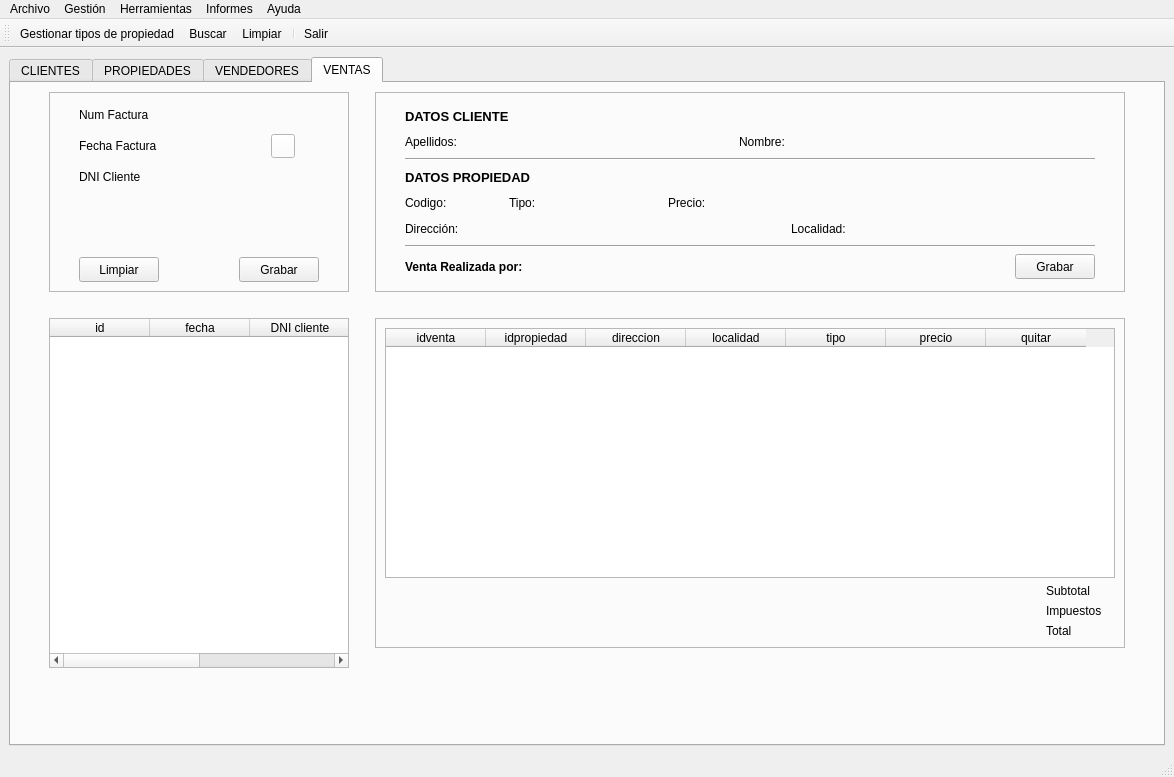
Qt form templates/venPrincipal.ui (BuaTeijeiro/ProyectoDI) before a commit.
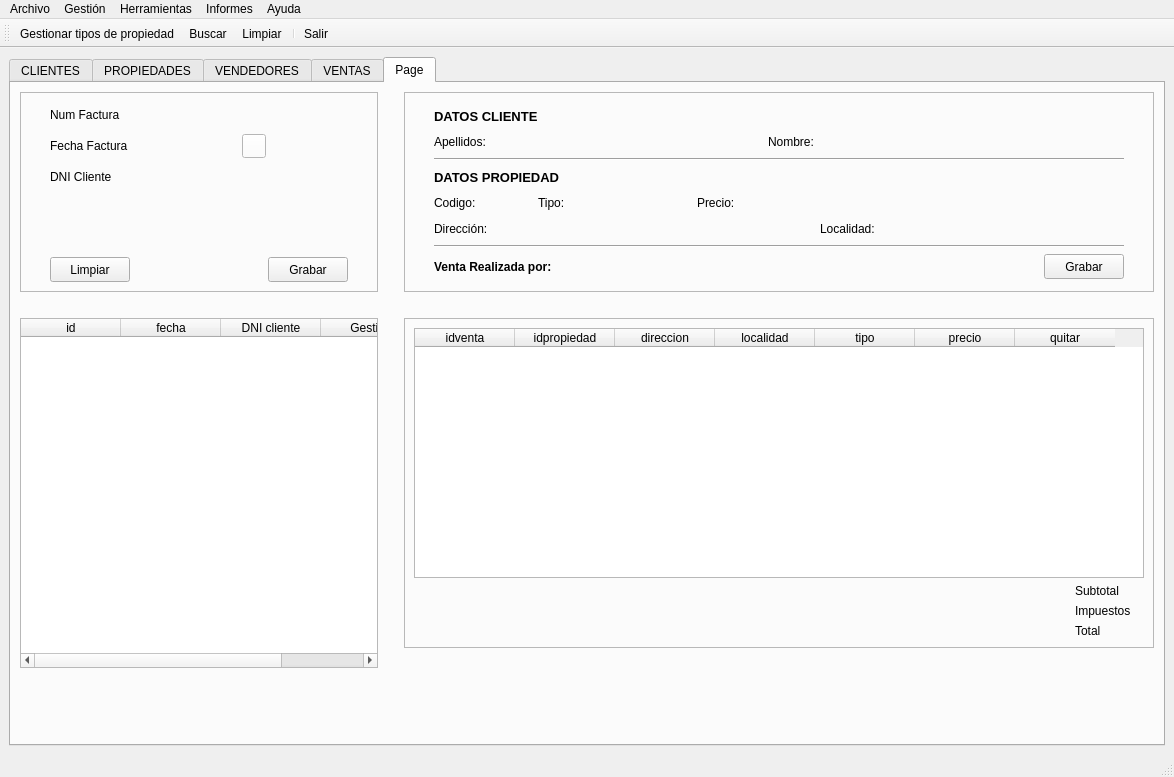
The same form after that commit. Icons and pictures are not drawn.

Commit message: empezar alquileres

The edit to the form file:
```diff
--- a/templates/venPrincipal.ui
+++ b/templates/venPrincipal.ui
@@ -49,7 +49,7 @@
        <enum>Qt::LeftToRight</enum>
       </property>
       <property name="currentIndex">
-       <number>3</number>
+       <number>4</number>
       </property>
       <widget class="QWidget" name="pesClientes">
        <attribute name="title">
@@ -5170,6 +5170,1104 @@
         </item>
        </layout>
       </widget>
+      <widget class="QWidget" name="pesAlquileres">
+       <attribute name="title">
+        <string>Page</string>
+       </attribute>
+       <layout class="QHBoxLayout" name="horizontalLayout_150">
+        <item>
+         <layout class="QGridLayout" name="gridLayout_13">
+          <item row="0" column="0">
+           <widget class="QFrame" name="frame_7">
+            <property name="minimumSize">
+             <size>
+              <width>300</width>
+              <height>200</height>
+             </size>
+            </property>
+            <property name="maximumSize">
+             <size>
+              <width>16777215</width>
+              <height>200</height>
+             </size>
+            </property>
+            <property name="frameShape">
+             <enum>QFrame::StyledPanel</enum>
+            </property>
+            <property name="frameShadow">
+             <enum>QFrame::Plain</enum>
+            </property>
+            <layout class="QHBoxLayout" name="horizontalLayout_136">
+             <item>
+              <spacer name="horizontalSpacer_149">
+               <property name="orientation">
+                <enum>Qt::Horizontal</enum>
+               </property>
+               <property name="sizeType">
+                <enum>QSizePolicy::Fixed</enum>
+               </property>
+               <property name="sizeHint" stdset="0">
+                <size>
+                 <width>20</width>
+                 <height>20</height>
+                </size>
+               </property>
+              </spacer>
+             </item>
+             <item>
+              <layout class="QVBoxLayout" name="verticalLayout_17">
+               <item>
+                <layout class="QHBoxLayout" name="horizontalLayout_137">
+                 <item>
+                  <layout class="QVBoxLayout" name="verticalLayout_18">
+                   <item>
+                    <layout class="QHBoxLayout" name="horizontalLayout_138">
+                     <item>
+                      <widget class="QLabel" name="label_89">
+                       <property name="minimumSize">
+                        <size>
+                         <width>100</width>
+                         <height>0</height>
+                        </size>
+                       </property>
+                       <property name="maximumSize">
+                        <size>
+                         <width>100</width>
+                         <height>16777215</height>
+                        </size>
+                       </property>
+                       <property name="text">
+                        <string>Num Factura</string>
+                       </property>
+                      </widget>
+                     </item>
+                     <item>
+                      <widget class="QLabel" name="lblFactura_3">
+                       <property name="text">
+                        <string/>
+                       </property>
+                      </widget>
+                     </item>
+                    </layout>
+                   </item>
+                   <item>
+                    <layout class="QHBoxLayout" name="horizontalLayout_139">
+                     <item>
+                      <widget class="QLabel" name="label_90">
+                       <property name="minimumSize">
+                        <size>
+                         <width>100</width>
+                         <height>0</height>
+                        </size>
+                       </property>
+                       <property name="maximumSize">
+                        <size>
+                         <width>100</width>
+                         <height>16777215</height>
+                        </size>
+                       </property>
+                       <property name="text">
+                        <string>Fecha Factura</string>
+                       </property>
+                      </widget>
+                     </item>
+                     <item>
+                      <widget class="QLabel" name="txtFechaFactura_3">
+                       <property name="minimumSize">
+                        <size>
+                         <width>80</width>
+                         <height>0</height>
+                        </size>
+                       </property>
+                       <property name="maximumSize">
+                        <size>
+                         <width>80</width>
+                         <height>16777215</height>
+                        </size>
+                       </property>
+                       <property name="text">
+                        <string/>
+                       </property>
+                      </widget>
+                     </item>
+                     <item>
+                      <widget class="QPushButton" name="btnFechaFactura_3">
+                       <property name="minimumSize">
+                        <size>
+                         <width>24</width>
+                         <height>24</height>
+                        </size>
+                       </property>
+                       <property name="maximumSize">
+                        <size>
+                         <width>24</width>
+                         <height>24</height>
+                        </size>
+                       </property>
+                       <property name="styleSheet">
+                        <string notr="true">background-color: #FFF</string>
+                       </property>
+                       <property name="text">
+                        <string/>
+                       </property>
+                       <property name="icon">
+                        <iconset>
+                         <normaloff>../img/calendar.ico</normaloff>../img/calendar.ico</iconset>
+                       </property>
+                       <property name="iconSize">
+                        <size>
+                         <width>24</width>
+                         <height>24</height>
+                        </size>
+                       </property>
+                      </widget>
+                     </item>
+                    </layout>
+                   </item>
+                   <item>
+                    <layout class="QHBoxLayout" name="horizontalLayout_140">
+                     <item>
+                      <widget class="QLabel" name="label_91">
+                       <property name="minimumSize">
+                        <size>
+                         <width>100</width>
+                         <height>0</height>
+                        </size>
+                       </property>
+                       <property name="maximumSize">
+                        <size>
+                         <width>100</width>
+                         <height>16777215</height>
+                        </size>
+                       </property>
+                       <property name="text">
+                        <string>DNI Cliente</string>
+                       </property>
+                      </widget>
+                     </item>
+                     <item>
+                      <widget class="QLabel" name="lblDniclifactura_3">
+                       <property name="text">
+                        <string/>
+                       </property>
+                      </widget>
+                     </item>
+                    </layout>
+                   </item>
+                  </layout>
+                 </item>
+                 <item>
+                  <spacer name="horizontalSpacer_150">
+                   <property name="orientation">
+                    <enum>Qt::Horizontal</enum>
+                   </property>
+                   <property name="sizeHint" stdset="0">
+                    <size>
+                     <width>18</width>
+                     <height>20</height>
+                    </size>
+                   </property>
+                  </spacer>
+                 </item>
+                </layout>
+               </item>
+               <item>
+                <spacer name="verticalSpacer_31">
+                 <property name="orientation">
+                  <enum>Qt::Vertical</enum>
+                 </property>
+                 <property name="sizeType">
+                  <enum>QSizePolicy::Fixed</enum>
+                 </property>
+                 <property name="sizeHint" stdset="0">
+                  <size>
+                   <width>20</width>
+                   <height>61</height>
+                  </size>
+                 </property>
+                </spacer>
+               </item>
+               <item>
+                <layout class="QHBoxLayout" name="horizontalLayout_141">
+                 <item>
+                  <widget class="QPushButton" name="btnLimpiarFactura_3">
+                   <property name="minimumSize">
+                    <size>
+                     <width>80</width>
+                     <height>25</height>
+                    </size>
+                   </property>
+                   <property name="sizeIncrement">
+                    <size>
+                     <width>80</width>
+                     <height>25</height>
+                    </size>
+                   </property>
+                   <property name="text">
+                    <string>Limpiar</string>
+                   </property>
+                  </widget>
+                 </item>
+                 <item>
+                  <spacer name="horizontalSpacer_151">
+                   <property name="orientation">
+                    <enum>Qt::Horizontal</enum>
+                   </property>
+                   <property name="sizeHint" stdset="0">
+                    <size>
+                     <width>40</width>
+                     <height>20</height>
+                    </size>
+                   </property>
+                  </spacer>
+                 </item>
+                 <item>
+                  <widget class="QPushButton" name="btnGrabarFactura_3">
+                   <property name="minimumSize">
+                    <size>
+                     <width>80</width>
+                     <height>25</height>
+                    </size>
+                   </property>
+                   <property name="maximumSize">
+                    <size>
+                     <width>80</width>
+                     <height>25</height>
+                    </size>
+                   </property>
+                   <property name="text">
+                    <string>Grabar</string>
+                   </property>
+                  </widget>
+                 </item>
+                </layout>
+               </item>
+              </layout>
+             </item>
+             <item>
+              <spacer name="horizontalSpacer_152">
+               <property name="orientation">
+                <enum>Qt::Horizontal</enum>
+               </property>
+               <property name="sizeType">
+                <enum>QSizePolicy::Fixed</enum>
+               </property>
+               <property name="sizeHint" stdset="0">
+                <size>
+                 <width>20</width>
+                 <height>20</height>
+                </size>
+               </property>
+              </spacer>
+             </item>
+            </layout>
+           </widget>
+          </item>
+          <item row="0" column="1">
+           <spacer name="horizontalSpacer_153">
+            <property name="orientation">
+             <enum>Qt::Horizontal</enum>
+            </property>
+            <property name="sizeType">
+             <enum>QSizePolicy::Fixed</enum>
+            </property>
+            <property name="sizeHint" stdset="0">
+             <size>
+              <width>20</width>
+              <height>20</height>
+             </size>
+            </property>
+           </spacer>
+          </item>
+          <item row="0" column="2">
+           <widget class="QFrame" name="frame_8">
+            <property name="minimumSize">
+             <size>
+              <width>750</width>
+              <height>200</height>
+             </size>
+            </property>
+            <property name="maximumSize">
+             <size>
+              <width>16777215</width>
+              <height>200</height>
+             </size>
+            </property>
+            <property name="frameShape">
+             <enum>QFrame::StyledPanel</enum>
+            </property>
+            <property name="frameShadow">
+             <enum>QFrame::Plain</enum>
+            </property>
+            <layout class="QHBoxLayout" name="horizontalLayout_142">
+             <item>
+              <spacer name="horizontalSpacer_154">
+               <property name="orientation">
+                <enum>Qt::Horizontal</enum>
+               </property>
+               <property name="sizeType">
+                <enum>QSizePolicy::Fixed</enum>
+               </property>
+               <property name="sizeHint" stdset="0">
+                <size>
+                 <width>20</width>
+                 <height>20</height>
+                </size>
+               </property>
+              </spacer>
+             </item>
+             <item>
+              <layout class="QVBoxLayout" name="verticalLayout_19">
+               <item>
+                <spacer name="verticalSpacer_32">
+                 <property name="orientation">
+                  <enum>Qt::Vertical</enum>
+                 </property>
+                 <property name="sizeHint" stdset="0">
+                  <size>
+                   <width>20</width>
+                   <height>39</height>
+                  </size>
+                 </property>
+                </spacer>
+               </item>
+               <item>
+                <layout class="QHBoxLayout" name="horizontalLayout_143">
+                 <item>
+                  <widget class="QLabel" name="label_92">
+                   <property name="font">
+                    <font>
+                     <family>Liberation Sans</family>
+                     <pointsize>10</pointsize>
+                     <weight>75</weight>
+                     <bold>true</bold>
+                    </font>
+                   </property>
+                   <property name="text">
+                    <string>DATOS CLIENTE</string>
+                   </property>
+                  </widget>
+                 </item>
+                 <item>
+                  <spacer name="horizontalSpacer_155">
+                   <property name="orientation">
+                    <enum>Qt::Horizontal</enum>
+                   </property>
+                   <property name="sizeHint" stdset="0">
+                    <size>
+                     <width>40</width>
+                     <height>20</height>
+                    </size>
+                   </property>
+                  </spacer>
+                 </item>
+                </layout>
+               </item>
+               <item>
+                <layout class="QHBoxLayout" name="horizontalLayout_144">
+                 <item>
+                  <widget class="QLabel" name="label_93">
+                   <property name="text">
+                    <string>Apellidos:</string>
+                   </property>
+                  </widget>
+                 </item>
+                 <item>
+                  <widget class="QLabel" name="lblApelCli_3">
+                   <property name="minimumSize">
+                    <size>
+                     <width>250</width>
+                     <height>0</height>
+                    </size>
+                   </property>
+                   <property name="maximumSize">
+                    <size>
+                     <width>250</width>
+                     <height>16777215</height>
+                    </size>
+                   </property>
+                   <property name="text">
+                    <string/>
+                   </property>
+                  </widget>
+                 </item>
+                 <item>
+                  <spacer name="horizontalSpacer_156">
+                   <property name="orientation">
+                    <enum>Qt::Horizontal</enum>
+                   </property>
+                   <property name="sizeType">
+                    <enum>QSizePolicy::Fixed</enum>
+                   </property>
+                   <property name="sizeHint" stdset="0">
+                    <size>
+                     <width>20</width>
+                     <height>20</height>
+                    </size>
+                   </property>
+                  </spacer>
+                 </item>
+                 <item>
+                  <widget class="QLabel" name="label_94">
+                   <property name="text">
+                    <string>Nombre:</string>
+                   </property>
+                  </widget>
+                 </item>
+                 <item>
+                  <widget class="QLabel" name="lblNombrecli_3">
+                   <property name="minimumSize">
+                    <size>
+                     <width>150</width>
+                     <height>0</height>
+                    </size>
+                   </property>
+                   <property name="maximumSize">
+                    <size>
+                     <width>150</width>
+                     <height>16777215</height>
+                    </size>
+                   </property>
+                   <property name="text">
+                    <string/>
+                   </property>
+                  </widget>
+                 </item>
+                 <item>
+                  <spacer name="horizontalSpacer_157">
+                   <property name="orientation">
+                    <enum>Qt::Horizontal</enum>
+                   </property>
+                   <property name="sizeHint" stdset="0">
+                    <size>
+                     <width>40</width>
+                     <height>20</height>
+                    </size>
+                   </property>
+                  </spacer>
+                 </item>
+                </layout>
+               </item>
+               <item>
+                <widget class="Line" name="line_17">
+                 <property name="orientation">
+                  <enum>Qt::Horizontal</enum>
+                 </property>
+                </widget>
+               </item>
+               <item>
+                <layout class="QHBoxLayout" name="horizontalLayout_145">
+                 <item>
+                  <widget class="QLabel" name="label_95">
+                   <property name="font">
+                    <font>
+                     <family>Liberation Sans</family>
+                     <pointsize>10</pointsize>
+                     <weight>75</weight>
+                     <bold>true</bold>
+                    </font>
+                   </property>
+                   <property name="text">
+                    <string>DATOS PROPIEDAD</string>
+                   </property>
+                  </widget>
+                 </item>
+                 <item>
+                  <widget class="QLabel" name="lblMensaje_3">
+                   <property name="text">
+                    <string/>
+                   </property>
+                  </widget>
+                 </item>
+                 <item>
+                  <spacer name="horizontalSpacer_158">
+                   <property name="orientation">
+                    <enum>Qt::Horizontal</enum>
+                   </property>
+                   <property name="sizeHint" stdset="0">
+                    <size>
+                     <width>40</width>
+                     <height>20</height>
+                    </size>
+                   </property>
+                  </spacer>
+                 </item>
+                </layout>
+               </item>
+               <item>
+                <layout class="QHBoxLayout" name="horizontalLayout_146">
+                 <item>
+                  <widget class="QLabel" name="label_96">
+                   <property name="text">
+                    <string>Codigo:</string>
+                   </property>
+                  </widget>
+                 </item>
+                 <item>
+                  <widget class="QLabel" name="lblcodigoprop_3">
+                   <property name="minimumSize">
+                    <size>
+                     <width>30</width>
+                     <height>0</height>
+                    </size>
+                   </property>
+                   <property name="maximumSize">
+                    <size>
+                     <width>30</width>
+                     <height>16777215</height>
+                    </size>
+                   </property>
+                   <property name="text">
+                    <string/>
+                   </property>
+                  </widget>
+                 </item>
+                 <item>
+                  <spacer name="horizontalSpacer_159">
+                   <property name="orientation">
+                    <enum>Qt::Horizontal</enum>
+                   </property>
+                   <property name="sizeType">
+                    <enum>QSizePolicy::Fixed</enum>
+                   </property>
+                   <property name="sizeHint" stdset="0">
+                    <size>
+                     <width>20</width>
+                     <height>20</height>
+                    </size>
+                   </property>
+                  </spacer>
+                 </item>
+                 <item>
+                  <widget class="QLabel" name="label_97">
+                   <property name="text">
+                    <string>Tipo:</string>
+                   </property>
+                  </widget>
+                 </item>
+                 <item>
+                  <widget class="QLabel" name="lblTipoProp_3">
+                   <property name="minimumSize">
+                    <size>
+                     <width>100</width>
+                     <height>0</height>
+                    </size>
+                   </property>
+                   <property name="maximumSize">
+                    <size>
+                     <width>100</width>
+                     <height>16777215</height>
+                    </size>
+                   </property>
+                   <property name="text">
+                    <string/>
+                   </property>
+                  </widget>
+                 </item>
+                 <item>
+                  <spacer name="horizontalSpacer_160">
+                   <property name="orientation">
+                    <enum>Qt::Horizontal</enum>
+                   </property>
+                   <property name="sizeType">
+                    <enum>QSizePolicy::Fixed</enum>
+                   </property>
+                   <property name="sizeHint" stdset="0">
+                    <size>
+                     <width>20</width>
+                     <height>20</height>
+                    </size>
+                   </property>
+                  </spacer>
+                 </item>
+                 <item>
+                  <widget class="QLabel" name="label_98">
+                   <property name="text">
+                    <string>Precio:</string>
+                   </property>
+                  </widget>
+                 </item>
+                 <item>
+                  <widget class="QLabel" name="lblPrecioProp_3">
+                   <property name="minimumSize">
+                    <size>
+                     <width>100</width>
+                     <height>0</height>
+                    </size>
+                   </property>
+                   <property name="maximumSize">
+                    <size>
+                     <width>100</width>
+                     <height>16777215</height>
+                    </size>
+                   </property>
+                   <property name="text">
+                    <string/>
+                   </property>
+                  </widget>
+                 </item>
+                 <item>
+                  <spacer name="horizontalSpacer_161">
+                   <property name="orientation">
+                    <enum>Qt::Horizontal</enum>
+                   </property>
+                   <property name="sizeHint" stdset="0">
+                    <size>
+                     <width>40</width>
+                     <height>20</height>
+                    </size>
+                   </property>
+                  </spacer>
+                 </item>
+                </layout>
+               </item>
+               <item>
+                <layout class="QHBoxLayout" name="horizontalLayout_147">
+                 <item>
+                  <widget class="QLabel" name="label_99">
+                   <property name="text">
+                    <string>Dirección:</string>
+                   </property>
+                  </widget>
+                 </item>
+                 <item>
+                  <widget class="QLabel" name="lblDireccionprop_3">
+                   <property name="minimumSize">
+                    <size>
+                     <width>300</width>
+                     <height>0</height>
+                    </size>
+                   </property>
+                   <property name="maximumSize">
+                    <size>
+                     <width>300</width>
+                     <height>16777215</height>
+                    </size>
+                   </property>
+                   <property name="text">
+                    <string/>
+                   </property>
+                  </widget>
+                 </item>
+                 <item>
+                  <spacer name="horizontalSpacer_162">
+                   <property name="orientation">
+                    <enum>Qt::Horizontal</enum>
+                   </property>
+                   <property name="sizeType">
+                    <enum>QSizePolicy::Fixed</enum>
+                   </property>
+                   <property name="sizeHint" stdset="0">
+                    <size>
+                     <width>20</width>
+                     <height>20</height>
+                    </size>
+                   </property>
+                  </spacer>
+                 </item>
+                 <item>
+                  <widget class="QLabel" name="label_100">
+                   <property name="text">
+                    <string>Localidad:</string>
+                   </property>
+                  </widget>
+                 </item>
+                 <item>
+                  <widget class="QLabel" name="lblMunipropVenta_3">
+                   <property name="minimumSize">
+                    <size>
+                     <width>180</width>
+                     <height>0</height>
+                    </size>
+                   </property>
+                   <property name="maximumSize">
+                    <size>
+                     <width>180</width>
+                     <height>16777215</height>
+                    </size>
+                   </property>
+                   <property name="text">
+                    <string/>
+                   </property>
+                  </widget>
+                 </item>
+                 <item>
+                  <spacer name="horizontalSpacer_163">
+                   <property name="orientation">
+                    <enum>Qt::Horizontal</enum>
+                   </property>
+                   <property name="sizeHint" stdset="0">
+                    <size>
+                     <width>40</width>
+                     <height>20</height>
+                    </size>
+                   </property>
+                  </spacer>
+                 </item>
+                </layout>
+               </item>
+               <item>
+                <widget class="Line" name="line_18">
+                 <property name="orientation">
+                  <enum>Qt::Horizontal</enum>
+                 </property>
+                </widget>
+               </item>
+               <item>
+                <layout class="QHBoxLayout" name="horizontalLayout_148">
+                 <item>
+                  <widget class="QLabel" name="label_101">
+                   <property name="font">
+                    <font>
+                     <family>Liberation Sans</family>
+                     <weight>75</weight>
+                     <bold>true</bold>
+                    </font>
+                   </property>
+                   <property name="text">
+                    <string>Venta Realizada por:</string>
+                   </property>
+                  </widget>
+                 </item>
+                 <item>
+                  <widget class="QLabel" name="lblVendedorVenta_3">
+                   <property name="minimumSize">
+                    <size>
+                     <width>30</width>
+                     <height>0</height>
+                    </size>
+                   </property>
+                   <property name="maximumSize">
+                    <size>
+                     <width>30</width>
+                     <height>16777215</height>
+                    </size>
+                   </property>
+                   <property name="text">
+                    <string/>
+                   </property>
+                  </widget>
+                 </item>
+                 <item>
+                  <spacer name="horizontalSpacer_164">
+                   <property name="orientation">
+                    <enum>Qt::Horizontal</enum>
+                   </property>
+                   <property name="sizeHint" stdset="0">
+                    <size>
+                     <width>40</width>
+                     <height>20</height>
+                    </size>
+                   </property>
+                  </spacer>
+                 </item>
+                 <item>
+                  <widget class="QPushButton" name="btnGrabarVenta_3">
+                   <property name="minimumSize">
+                    <size>
+                     <width>80</width>
+                     <height>25</height>
+                    </size>
+                   </property>
+                   <property name="maximumSize">
+                    <size>
+                     <width>80</width>
+                     <height>25</height>
+                    </size>
+                   </property>
+                   <property name="text">
+                    <string>Grabar</string>
+                   </property>
+                  </widget>
+                 </item>
+                </layout>
+               </item>
+               <item>
+                <spacer name="verticalSpacer_33">
+                 <property name="orientation">
+                  <enum>Qt::Vertical</enum>
+                 </property>
+                 <property name="sizeHint" stdset="0">
+                  <size>
+                   <width>20</width>
+                   <height>38</height>
+                  </size>
+                 </property>
+                </spacer>
+               </item>
+              </layout>
+             </item>
+             <item>
+              <spacer name="horizontalSpacer_165">
+               <property name="orientation">
+                <enum>Qt::Horizontal</enum>
+               </property>
+               <property name="sizeType">
+                <enum>QSizePolicy::Fixed</enum>
+               </property>
+               <property name="sizeHint" stdset="0">
+                <size>
+                 <width>20</width>
+                 <height>20</height>
+                </size>
+               </property>
+              </spacer>
+             </item>
+            </layout>
+           </widget>
+          </item>
+          <item row="1" column="1">
+           <spacer name="verticalSpacer_34">
+            <property name="orientation">
+             <enum>Qt::Vertical</enum>
+            </property>
+            <property name="sizeType">
+             <enum>QSizePolicy::Fixed</enum>
+            </property>
+            <property name="sizeHint" stdset="0">
+             <size>
+              <width>20</width>
+              <height>20</height>
+             </size>
+            </property>
+           </spacer>
+          </item>
+          <item row="2" column="0">
+           <widget class="QTableWidget" name="tablaFacturas_3">
+            <property name="minimumSize">
+             <size>
+              <width>300</width>
+              <height>350</height>
+             </size>
+            </property>
+            <property name="maximumSize">
+             <size>
+              <width>16777215</width>
+              <height>400</height>
+             </size>
+            </property>
+            <property name="editTriggers">
+             <set>QAbstractItemView::NoEditTriggers</set>
+            </property>
+            <property name="selectionMode">
+             <enum>QAbstractItemView::SingleSelection</enum>
+            </property>
+            <property name="selectionBehavior">
+             <enum>QAbstractItemView::SelectRows</enum>
+            </property>
+            <attribute name="verticalHeaderVisible">
+             <bool>false</bool>
+            </attribute>
+            <column>
+             <property name="text">
+              <string>id</string>
+             </property>
+            </column>
+            <column>
+             <property name="text">
+              <string>fecha</string>
+             </property>
+            </column>
+            <column>
+             <property name="text">
+              <string>DNI cliente</string>
+             </property>
+            </column>
+            <column>
+             <property name="text">
+              <string>Gestion</string>
+             </property>
+            </column>
+           </widget>
+          </item>
+          <item row="2" column="1">
+           <spacer name="horizontalSpacer_166">
+            <property name="orientation">
+             <enum>Qt::Horizontal</enum>
+            </property>
+            <property name="sizeType">
+             <enum>QSizePolicy::Fixed</enum>
+            </property>
+            <property name="sizeHint" stdset="0">
+             <size>
+              <width>20</width>
+              <height>20</height>
+             </size>
+            </property>
+           </spacer>
+          </item>
+          <item row="2" column="2">
+           <layout class="QVBoxLayout" name="verticalLayout_20">
+            <item>
+             <widget class="QFrame" name="frame_9">
+              <property name="minimumSize">
+               <size>
+                <width>0</width>
+                <height>310</height>
+               </size>
+              </property>
+              <property name="maximumSize">
+               <size>
+                <width>16777215</width>
+                <height>360</height>
+               </size>
+              </property>
+              <property name="frameShape">
+               <enum>QFrame::StyledPanel</enum>
+              </property>
+              <property name="frameShadow">
+               <enum>QFrame::Plain</enum>
+              </property>
+              <layout class="QVBoxLayout" name="verticalLayout_21">
+               <item>
+                <widget class="QTableWidget" name="tablaVentas_3">
+                 <property name="selectionMode">
+                  <enum>QAbstractItemView::SingleSelection</enum>
+                 </property>
+                 <property name="selectionBehavior">
+                  <enum>QAbstractItemView::SelectRows</enum>
+                 </property>
+                 <attribute name="verticalHeaderVisible">
+                  <bool>false</bool>
+                 </attribute>
+                 <column>
+                  <property name="text">
+                   <string>idventa</string>
+                  </property>
+                 </column>
+                 <column>
+                  <property name="text">
+                   <string>idpropiedad</string>
+                  </property>
+                 </column>
+                 <column>
+                  <property name="text">
+                   <string>direccion</string>
+                  </property>
+                 </column>
+                 <column>
+                  <property name="text">
+                   <string>localidad</string>
+                  </property>
+                 </column>
+                 <column>
+                  <property name="text">
+                   <string>tipo</string>
+                  </property>
+                 </column>
+                 <column>
+                  <property name="text">
+                   <string>precio</string>
+                  </property>
+                 </column>
+                 <column>
+                  <property name="text">
+                   <string>quitar</string>
+                  </property>
+                 </column>
+                </widget>
+               </item>
+               <item>
+                <layout class="QHBoxLayout" name="horizontalLayout_149">
+                 <item>
+                  <spacer name="horizontalSpacer_167">
+                   <property name="orientation">
+                    <enum>Qt::Horizontal</enum>
+                   </property>
+                   <property name="sizeHint" stdset="0">
+                    <size>
+                     <width>40</width>
+                     <height>20</height>
+                    </size>
+                   </property>
+                  </spacer>
+                 </item>
+                 <item>
+                  <layout class="QGridLayout" name="gridLayout_14">
+                   <item row="0" column="1">
+                    <widget class="QLabel" name="lblSubtotalFactura_3">
+                     <property name="text">
+                      <string/>
+                     </property>
+                    </widget>
+                   </item>
+                   <item row="0" column="0">
+                    <widget class="QLabel" name="label_102">
+                     <property name="text">
+                      <string>Subtotal</string>
+                     </property>
+                    </widget>
+                   </item>
+                   <item row="2" column="1">
+                    <widget class="QLabel" name="lblTotalFactura_3">
+                     <property name="text">
+                      <string/>
+                     </property>
+                    </widget>
+                   </item>
+                   <item row="2" column="0">
+                    <widget class="QLabel" name="label_103">
+                     <property name="text">
+                      <string>Total</string>
+                     </property>
+                    </widget>
+                   </item>
+                   <item row="1" column="1">
+                    <widget class="QLabel" name="lblImpuestasFacturas_3">
+                     <property name="text">
+                      <string/>
+                     </property>
+                    </widget>
+                   </item>
+                   <item row="1" column="0">
+                    <widget class="QLabel" name="label_104">
+                     <property name="text">
+                      <string>Impuestos</string>
+                     </property>
+                    </widget>
+                   </item>
+                  </layout>
+                 </item>
+                </layout>
+               </item>
+              </layout>
+             </widget>
+            </item>
+            <item>
+             <spacer name="verticalSpacer_35">
+              <property name="orientation">
+               <enum>Qt::Vertical</enum>
+              </property>
+              <property name="sizeType">
+               <enum>QSizePolicy::Fixed</enum>
+              </property>
+              <property name="sizeHint" stdset="0">
+               <size>
+                <width>20</width>
+                <height>20</height>
+               </size>
+              </property>
+             </spacer>
+            </item>
+           </layout>
+          </item>
+          <item row="3" column="1">
+           <spacer name="verticalSpacer_36">
+            <property name="orientation">
+             <enum>Qt::Vertical</enum>
+            </property>
+            <property name="sizeHint" stdset="0">
+             <size>
+              <width>20</width>
+              <height>40</height>
+             </size>
+            </property>
+           </spacer>
+          </item>
+         </layout>
+        </item>
+       </layout>
+      </widget>
      </widget>
     </item>
    </layout>
```
The commit also changes 2 other files.
